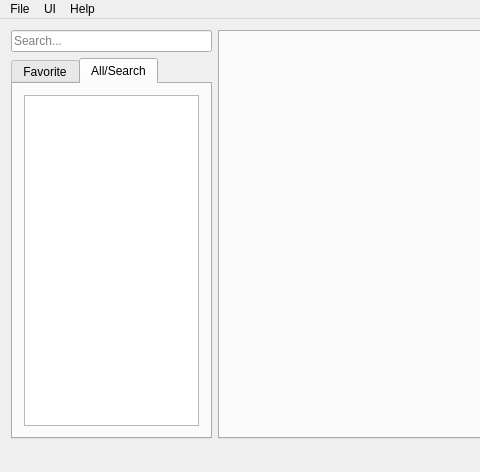
yxbh/Overwatch-Player-Log, file OverwatchPlayerLog/UI/MainWindow.ui: the form before one commit; both pictures show x 0 to 480 and y 0 to 472 of the 764 by 472 pixel window.
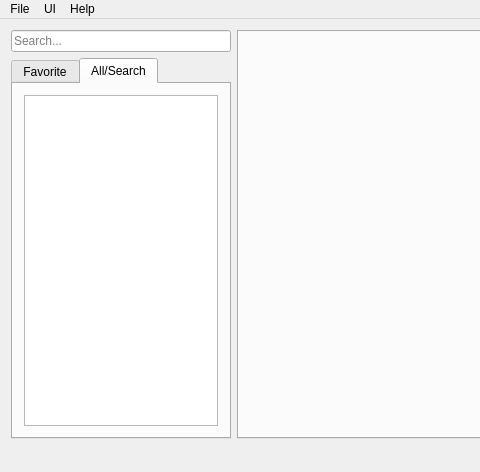
The form after the commit. Icons and pictures are not drawn.

Commit message: set min size in mainwindow widgets

What changed in the file:
```diff
--- a/OverwatchPlayerLog/UI/MainWindow.ui
+++ b/OverwatchPlayerLog/UI/MainWindow.ui
@@ -43,6 +43,12 @@
           </item>
           <item>
            <widget class="QTabWidget" name="tabWidget_playerLists">
+            <property name="minimumSize">
+             <size>
+              <width>220</width>
+              <height>0</height>
+             </size>
+            </property>
             <property name="currentIndex">
              <number>1</number>
             </property>
@@ -82,6 +88,12 @@
       </item>
       <item>
        <widget class="QTabWidget" name="tabWidget_playerInfos">
+        <property name="minimumSize">
+         <size>
+          <width>500</width>
+          <height>0</height>
+         </size>
+        </property>
         <property name="tabShape">
          <enum>QTabWidget::Triangular</enum>
         </property>
```
